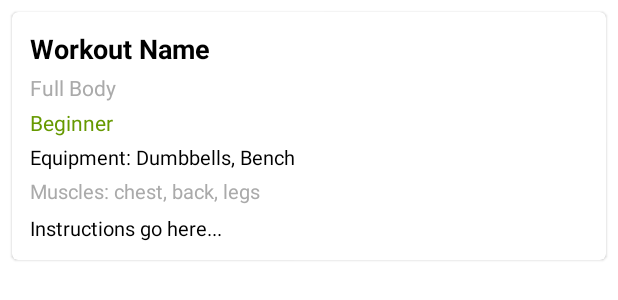
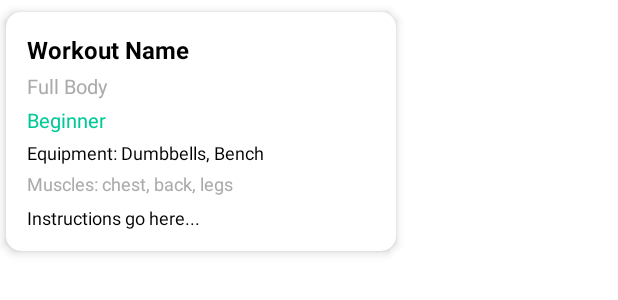
Before and after one commit to Gideonjon/FitFlow, an Android app: the layout item_workout.xml on its own in the app's theme, with its tools: preview values and no code run, on a phone screen of 412 x 824 dp. Shown: the top 300 px of the screen. Run offline under Robolectric (Android 15) with nearby library versions, the phone set to English and light mode, and no system bars; network calls fail.

```diff
--- a/app/build.gradle.kts
+++ b/app/build.gradle.kts
@@ -47,6 +47,8 @@ dependencies {
     implementation(libs.androidx.activity)
     implementation(libs.androidx.constraintlayout)
     implementation(libs.androidx.fragment)
+    implementation(libs.androidx.navigation.fragment.ktx)
+    implementation(libs.androidx.navigation.ui.ktx)
     testImplementation(libs.junit)
     androidTestImplementation(libs.androidx.junit)
     androidTestImplementation(libs.androidx.espresso.core)
--- a/app/src/main/java/com/shoppitplus/fitlife/adapter/UserWorkoutAdapter.kt
+++ b/app/src/main/java/com/shoppitplus/fitlife/adapter/UserWorkoutAdapter.kt
@@ -55,4 +55,9 @@ class UserWorkoutAdapter(
         list = newList
         notifyDataSetChanged()
     }
+    fun removeItems(ids: List<Int>) {
+        list = list.filter { it.id !in ids }
+        notifyDataSetChanged()
+    }
+
 }
--- a/app/src/main/res/layout/item_workout.xml
+++ b/app/src/main/res/layout/item_workout.xml
@@ -1,71 +1,85 @@
 <?xml version="1.0" encoding="utf-8"?>
 <androidx.cardview.widget.CardView xmlns:android="http://schemas.android.com/apk/res/android"
     xmlns:app="http://schemas.android.com/apk/res-auto"
-    android:layout_width="match_parent"
+    android:layout_width="260dp"
     android:layout_height="wrap_content"
-    android:layout_margin="8dp"
-    app:cardCornerRadius="4dp"
-    app:cardElevation="1dp">
+    android:layout_marginEnd="16dp"
+    android:layout_marginStart="4dp"
+    android:layout_marginTop="8dp"
+    android:layout_marginBottom="8dp"
+    app:cardCornerRadius="10dp"
+    app:cardElevation="4dp"
+    android:foreground="?attr/selectableItemBackground">
 
     <LinearLayout
         android:layout_width="match_parent"
         android:layout_height="wrap_content"
         android:orientation="vertical"
-        android:padding="12dp">
+        android:padding="14dp">
 
         <TextView
             android:id="@+id/tvWorkoutName"
-            android:layout_width="wrap_content"
+            android:layout_width="match_parent"
             android:layout_height="wrap_content"
             android:text="Workout Name"
-            android:textSize="18sp"
+            android:textSize="16sp"
             android:textStyle="bold"
-            android:textColor="@android:color/black" />
+            android:textColor="@android:color/black"
+            android:maxLines="1"
+            android:ellipsize="end"/>
 
         <TextView
             android:id="@+id/tvWorkoutType"
-            android:layout_width="wrap_content"
+            android:layout_width="match_parent"
             android:layout_height="wrap_content"
             android:text="Full Body"
-            android:textSize="14sp"
+            android:textSize="13sp"
             android:textColor="@android:color/darker_gray"
-            android:layout_marginTop="4dp" />
+            android:layout_marginTop="4dp"
+            android:maxLines="1"
+            android:ellipsize="end"/>
 
         <TextView
             android:id="@+id/tvWorkoutLevel"
-            android:layout_width="wrap_content"
+            android:layout_width="match_parent"
             android:layout_height="wrap_content"
             android:text="Beginner"
-            android:textSize="14sp"
-            android:textColor="@android:color/holo_green_dark"
+            android:textSize="13sp"
+            android:textColor="#00C896"
             android:layout_marginTop="4dp" />
 
         <TextView
             android:id="@+id/tvEquipment"
-            android:layout_width="wrap_content"
+            android:layout_width="match_parent"
             android:layout_height="wrap_content"
             android:text="Equipment: Dumbbells, Bench"
-            android:textSize="13sp"
+            android:textSize="12sp"
             android:layout_marginTop="4dp"
-            android:textColor="@android:color/black" />
+            android:textColor="@android:color/black"
+            android:maxLines="1"
+            android:ellipsize="end"/>
 
         <TextView
             android:id="@+id/tvMuscles"
-            android:layout_width="wrap_content"
+            android:layout_width="match_parent"
             android:layout_height="wrap_content"
             android:text="Muscles: chest, back, legs"
-            android:textSize="13sp"
+            android:textSize="12sp"
             android:layout_marginTop="4dp"
-            android:textColor="@android:color/darker_gray" />
+            android:textColor="@android:color/darker_gray"
+            android:maxLines="1"
+            android:ellipsize="end"/>
 
         <TextView
             android:id="@+id/tvInstructions"
             android:layout_width="match_parent"
             android:layout_height="wrap_content"
             android:text="Instructions go here..."
-            android:textSize="13sp"
+            android:textSize="12sp"
             android:layout_marginTop="6dp"
-            android:textColor="@android:color/black" />
+            android:textColor="@android:color/black"
+            android:maxLines="3"
+            android:ellipsize="end"/>
 
     </LinearLayout>
 </androidx.cardview.widget.CardView>
--- a/app/src/main/res/navigation/nav_home.xml
+++ /dev/null
@@ -1,6 +0,0 @@
-<?xml version="1.0" encoding="utf-8"?>
-<navigation xmlns:android="http://schemas.android.com/apk/res/android"
-    xmlns:app="http://schemas.android.com/apk/res-auto"
-    android:id="@+id/nav_home">
-
-</navigation>
--- a/gradle/libs.versions.toml
+++ b/gradle/libs.versions.toml
@@ -10,6 +10,8 @@ material = "1.13.0"
 activity = "1.11.0"
 constraintlayout = "2.2.1"
 fragment = "1.8.9"
+navigationFragmentKtx = "2.9.6"
+navigationUiKtx = "2.9.6"
 
 [libraries]
 androidx-core-ktx = { group = "androidx.core", name = "core-ktx", version.ref = "coreKtx" }
@@ -21,6 +23,8 @@ material = { group = "com.google.android.material", name = "material", version.r
 androidx-activity = { group = "androidx.activity", name = "activity", version.ref = "activity" }
 androidx-constraintlayout = { group = "androidx.constraintlayout", name = "constraintlayout", version.ref = "constraintlayout" }
 androidx-fragment = { group = "androidx.fragment", name = "fragment", version.ref = "fragment" }
+androidx-navigation-fragment-ktx = { group = "androidx.navigation", name = "navigation-fragment-ktx", version.ref = "navigationFragmentKtx" }
+androidx-navigation-ui-ktx = { group = "androidx.navigation", name = "navigation-ui-ktx", version.ref = "navigationUiKtx" }
 
 [plugins]
 android-application = { id = "com.android.application", version.ref = "agp" }
```
Also changed, not shown: app/src/main/java/com/shoppitplus/fitlife/CreateRoutine.kt (+16 -4 lines), app/src/main/java/com/shoppitplus/fitlife/HomeScreen.kt (+22 -3 lines), app/src/main/java/com/shoppitplus/fitlife/api/Api.kt (+8 -2 lines), app/src/main/java/com/shoppitplus/fitlife/models/ToggleResponse.kt (added, +11 -0 lines), app/src/main/res/layout/fragment_create_routine.xml (+8 -0 lines), app/src/main/res/layout/fragment_home_screen.xml (+7 -4 lines).
